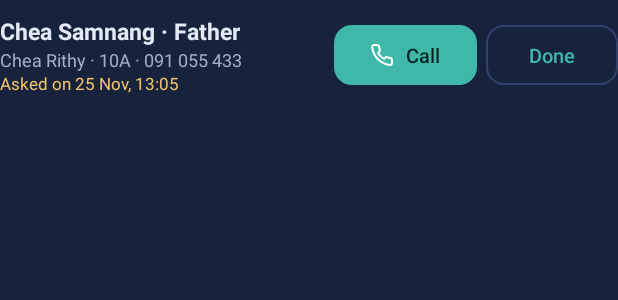
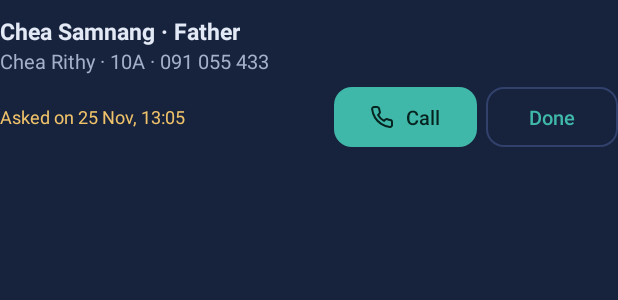
Before and after one commit to thida777/school_Attendance, an Android app: the layout item_call.xml on its own in the app's theme, with its tools: preview values and no code run, on a phone screen of 412 x 824 dp. Shown: the top 300 px of the screen. Run offline under Robolectric (Android 15) with nearby library versions, the phone set to English and light mode, and no system bars; network calls fail.

Commit message:
App v1.4: fix the call time (crash), call card layout, QR steps on separate lines
Co-Authored-By: Claude Opus 5.5 <noreply@anthropic.com>

```diff
--- a/AttendanceApp/app/src/main/java/com/school/attendance/config/Ui.java
+++ b/AttendanceApp/app/src/main/java/com/school/attendance/config/Ui.java
@@ -183,7 +183,8 @@ public final class Ui {
         if (iso == null || iso.length() < 16) return iso == null ? "" : iso;
         Date date;
         try {
-            date = new SimpleDateFormat("yyyy-MM-ddTHH:mm", Locale.US).parse(iso.substring(0, 16));
+            // "2026-11-25T13:05" → "2026-11-25 13:05" (the T between date and time)
+            date = new SimpleDateFormat("yyyy-MM-dd HH:mm", Locale.US).parse(iso.substring(0, 16).replace('T', ' '));
         } catch (ParseException e) {
             return iso;
         }
--- a/AttendanceApp/app/src/main/res/layout/item_call.xml
+++ b/AttendanceApp/app/src/main/res/layout/item_call.xml
@@ -1,26 +1,17 @@
 <?xml version="1.0" encoding="utf-8"?>
-<!-- One parent who asked for a call: parent and child, then Call (opens the phone app) and Done -->
+<!-- One parent who asked for a call: parent and child on top, then Call (opens the phone app) and Done -->
 <LinearLayout xmlns:android="http://schemas.android.com/apk/res/android"
     xmlns:app="http://schemas.android.com/apk/res-auto"
     xmlns:tools="http://schemas.android.com/tools"
     android:layout_width="match_parent"
     android:layout_height="wrap_content"
-    android:gravity="center_vertical"
-    android:orientation="horizontal"
+    android:orientation="vertical"
     android:paddingVertical="10dp">
-
-    <LinearLayout
-        android:layout_width="0dp"
-        android:layout_height="wrap_content"
-        android:layout_weight="1"
-        android:orientation="vertical">
 
     <TextView
         android:id="@+id/txtCallParent"
         android:layout_width="wrap_content"
         android:layout_height="wrap_content"
-            android:ellipsize="end"
-            android:maxLines="1"
         android:textColor="@color/text_main"
         android:textSize="15sp"
         android:textStyle="bold"
@@ -30,26 +21,30 @@
         android:id="@+id/txtCallStudent"
         android:layout_width="wrap_content"
         android:layout_height="wrap_content"
-            android:ellipsize="end"
-            android:maxLines="1"
         android:textColor="@color/text_muted"
-            android:textSize="12sp"
+        android:textSize="13sp"
         tools:text="Chea Rithy · 10A · 091 055 433" />
+
+    <LinearLayout
+        android:layout_width="match_parent"
+        android:layout_height="wrap_content"
+        android:layout_marginTop="8dp"
+        android:gravity="center_vertical"
+        android:orientation="horizontal">
 
         <TextView
             android:id="@+id/txtCallWhen"
-            android:layout_width="wrap_content"
+            android:layout_width="0dp"
             android:layout_height="wrap_content"
+            android:layout_weight="1"
             android:textColor="@color/warning_text"
-            android:textSize="11sp"
+            android:textSize="12sp"
             tools:text="Asked on 25 Nov, 13:05" />
-    </LinearLayout>
 
         <com.google.android.material.button.MaterialButton
             android:id="@+id/btnDial"
             android:layout_width="wrap_content"
             android:layout_height="40dp"
-        android:layout_marginStart="8dp"
             android:insetTop="0dp"
             android:insetBottom="0dp"
             android:text="@string/call_now"
@@ -70,3 +65,4 @@
             android:textSize="13sp"
             app:cornerRadius="12dp" />
     </LinearLayout>
+</LinearLayout>
--- a/AttendanceApp/app/src/main/res/values/strings.xml
+++ b/AttendanceApp/app/src/main/res/values/strings.xml
@@ -232,7 +232,5 @@
     <string name="telegram_not_yet">Not on Telegram yet</string>
     <string name="telegram_invite">Telegram invite (QR code)</string>
     <string name="telegram_qr_title">Telegram invite · %1$s</string>
-    <string name="telegram_qr_steps">1. The parent scans this QR code with the phone camera.
-2. Telegram opens the school bot: press Start.
-3. Done: the parent gets attendance news on Telegram.</string>
+    <string name="telegram_qr_steps">1. The parent scans this QR code with the phone camera.\n2. Telegram opens the school bot: press Start.\n3. Done: the parent gets attendance news on Telegram.</string>
 </resources>
```
Also changed, not shown: 1 other file. Lines whose indentation alone changed are shown as unchanged.
